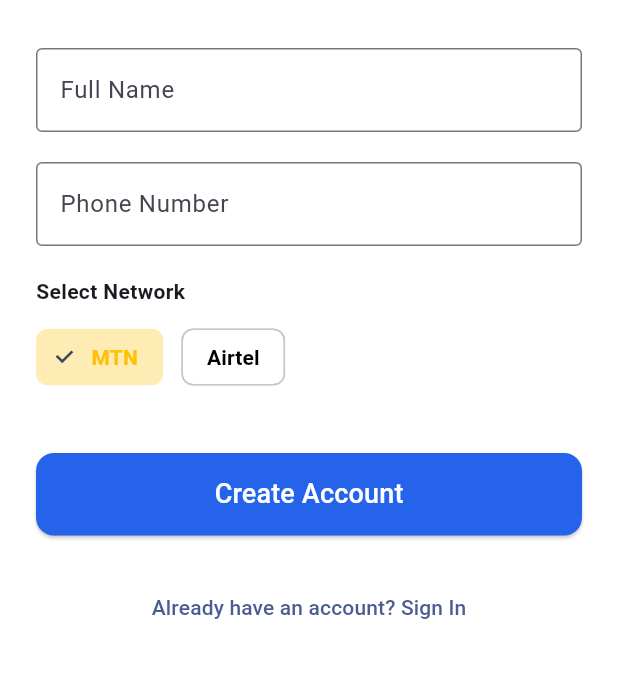
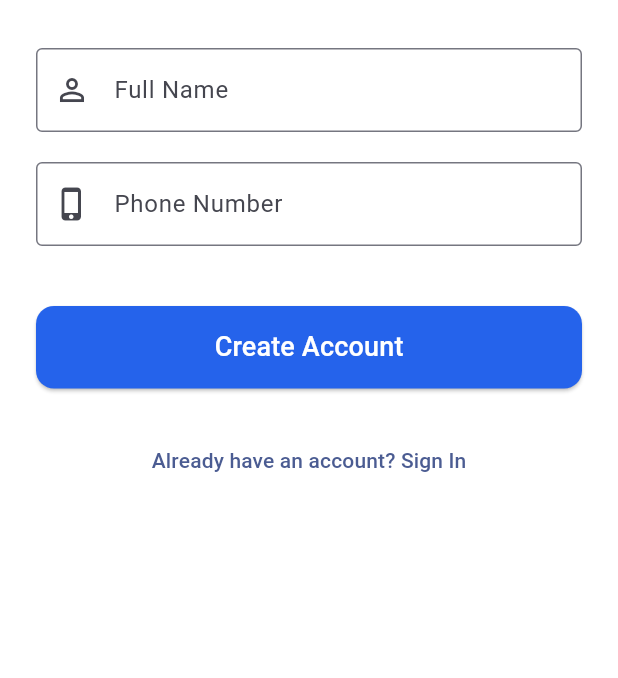
Before and after one commit to KiwanukaGod/temamu, a Flutter app: the SignUpScreen screen opened by its route, on a phone screen of 412 x 824 dp, the part 195-873 px from its top. Run offline on Flutter 3.47's test engine with Material 3 defaults, Android fonts, the light colour scheme and no system bars.

Commit message:
Refoctor: Remove the select network alternative from the sign up screen.

```diff
--- a/lib/features/auth/screens/sign_up_screen.dart
+++ b/lib/features/auth/screens/sign_up_screen.dart
@@ -8,13 +8,12 @@ class SignUpScreen extends StatefulWidget {
 }
 
 class _SignUpScreenState extends State<SignUpScreen> {
-  String selectedNetwork = 'MTN';
+  // Network selection state removed for now
 
   @override
   Widget build(BuildContext context) {
     return Scaffold(
       backgroundColor: Colors.white,
-      // The back arrow in the AppBar will also work automatically!
       appBar: AppBar(
         backgroundColor: Colors.transparent,
         elevation: 0,
@@ -27,25 +26,42 @@ class _SignUpScreenState extends State<SignUpScreen> {
           children: [
             const Text(
               "Create Profile",
-              style: TextStyle(fontSize: 32, fontWeight: FontWeight.bold, color: Color(0xFF2563EB))
+              style: TextStyle(
+                fontSize: 32,
+                fontWeight: FontWeight.bold,
+                color: Color(0xFF2563EB)
+              )
             ),
             const SizedBox(height: 8),
-            Text("Join Temamu and start paying together.", style: TextStyle(color: Colors.grey[600])),
+            Text(
+              "Join Temamu and start paying together.",
+              style: TextStyle(color: Colors.grey[600])
+            ),
             const SizedBox(height: 32),
-            const TextField(decoration: InputDecoration(labelText: "Full Name", border: OutlineInputBorder())),
+
+            // Full Name Input
+            const TextField(
+              decoration: InputDecoration(
+                labelText: "Full Name",
+                prefixIcon: Icon(Icons.person_outline),
+                border: OutlineInputBorder()
+              )
+            ),
             const SizedBox(height: 20),
-            const TextField(decoration: InputDecoration(labelText: "Phone Number", border: OutlineInputBorder())),
-            const SizedBox(height: 20),
-            const Text("Select Network", style: TextStyle(fontWeight: FontWeight.w600)),
-            const SizedBox(height: 10),
-            Row(
-              children: [
-                _buildNetworkChip("MTN", Colors.amber),
-                const SizedBox(width: 12),
-                _buildNetworkChip("Airtel", Colors.red),
-              ],
+
+            // Phone Number Input
+            const TextField(
+              decoration: InputDecoration(
+                labelText: "Phone Number",
+                prefixIcon: Icon(Icons.phone_iphone),
+                border: OutlineInputBorder()
+              ),
+              keyboardType: TextInputType.phone,
             ),
+
             const SizedBox(height: 40),
+
+            // SIGN UP BUTTON
             SizedBox(
               width: double.infinity,
               height: 55,
@@ -55,9 +71,14 @@ class _SignUpScreenState extends State<SignUpScreen> {
                 },
                 style: ElevatedButton.styleFrom(
                   backgroundColor: const Color(0xFF2563EB),
-                  shape: RoundedRectangleBorder(borderRadius: BorderRadius.circular(12)),
+                  shape: RoundedRectangleBorder(
+                    borderRadius: BorderRadius.circular(12)
+                  ),
                 ),
-                child: const Text("Create Account", style: TextStyle(color: Colors.white, fontSize: 18)),
+                child: const Text(
+                  "Create Account",
+                  style: TextStyle(color: Colors.white, fontSize: 18)
+                ),
               ),
             ),
 
@@ -67,7 +88,6 @@ class _SignUpScreenState extends State<SignUpScreen> {
             Center(
               child: TextButton(
                 onPressed: () {
-                  // Goes back to the previous screen (Login)
                   Navigator.pop(context);
                 },
                 child: const Text("Already have an account? Sign In"),
@@ -78,22 +98,4 @@ class _SignUpScreenState extends State<SignUpScreen> {
       ),
     );
   }
-
-  Widget _buildNetworkChip(String label, Color color) {
-    bool isSelected = selectedNetwork == label;
-    return ChoiceChip(
-      label: Text(label),
-      selected: isSelected,
-      onSelected: (val) {
-        setState(() {
-          selectedNetwork = label;
-        });
-      },
-      selectedColor: color.withOpacity(0.3),
-      labelStyle: TextStyle(
-        color: isSelected ? color : Colors.black,
-        fontWeight: FontWeight.bold
-      ),
-    );
-  }
 }
```
